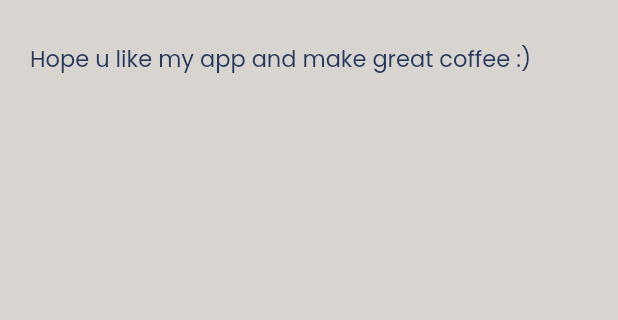
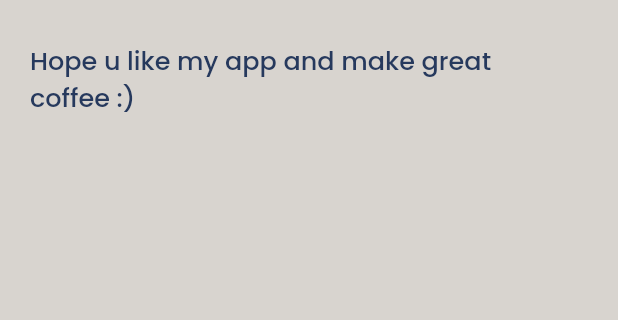
Before and after one commit to andrew-moreno/aeroquest, a Flutter app: the AboutAeroquest screen opened by its route, on a phone screen of 412 x 824 dp, the part 73-393 px from its top. Run offline on Flutter 3.47's test engine with Material 2 defaults, Android fonts, the phone set to English and light mode, and no system bars; our stand-ins replace expandable_page_view, flutter_form_builder, flutter_screenutil, smooth_page_indicator.

Commit message:
minor aesthetic improvement

```diff
--- a/lib/screens/about_aeroquest/about_aeroquest.dart
+++ b/lib/screens/about_aeroquest/about_aeroquest.dart
@@ -27,10 +27,10 @@ class AboutAeroquest extends StatelessWidget {
           child: Text(
             "Hope u like my app and make great coffee :)",
             style: TextStyle(
-              fontFamily: "Poppins",
-              fontSize: 15,
-              color: kLightSecondary,
-            ),
+                fontFamily: "Poppins",
+                fontSize: 17,
+                color: kLightSecondary,
+                fontWeight: FontWeight.w500),
           ),
         ),
       ),
```
